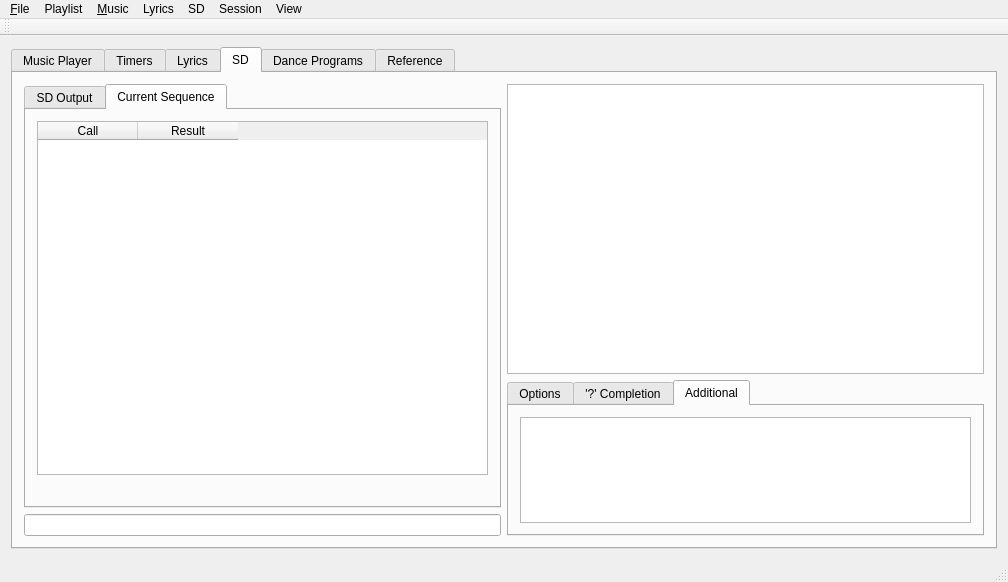
mpogue2/SquareDesk, file SquareDesk-DEV/test123/mainwindow.ui: the form before one commit.
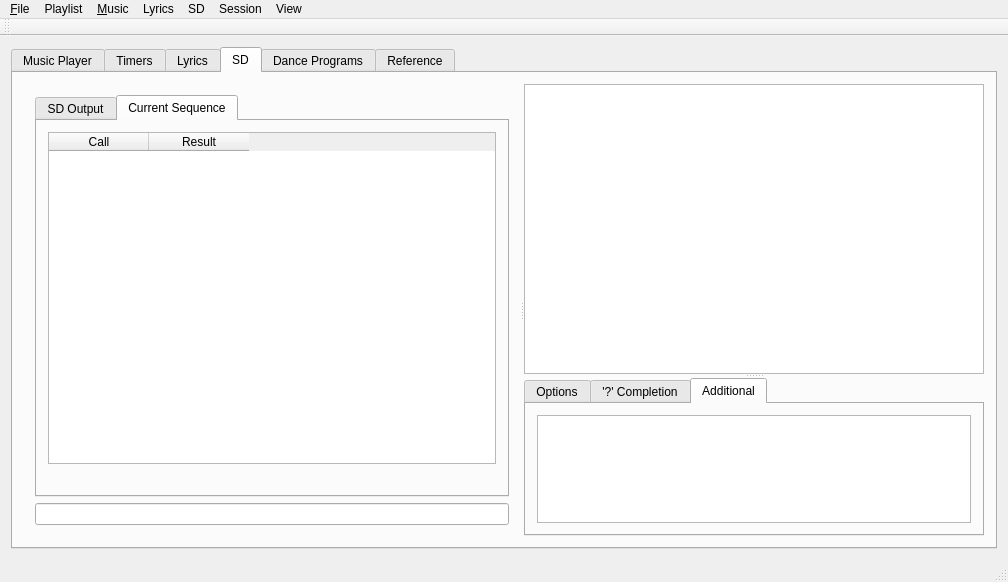
The form after the commit. The open tabs and pages were chosen to show the change. Custom widgets are drawn as their Qt base class.

Commit message: ability to drag resize the SD checker view. Closes #512

```diff
--- a/SquareDesk-DEV/test123/mainwindow.ui
+++ b/SquareDesk-DEV/test123/mainwindow.ui
@@ -1566,8 +1566,15 @@
        <attribute name="title">
         <string>SD</string>
        </attribute>
-       <layout class="QHBoxLayout" name="horizontalLayout_7">
+       <layout class="QVBoxLayout" name="verticalLayout_12">
         <item>
+         <layout class="QVBoxLayout" name="verticalLayout_11">
+          <item>
+           <widget class="QSplitter" name="splitter_3">
+            <property name="orientation">
+             <enum>Qt::Horizontal</enum>
+            </property>
+            <widget class="QWidget" name="">
          <layout class="QVBoxLayout" name="verticalLayout_4">
           <item>
            <widget class="QTabWidget" name="tabWidget_2">
@@ -1628,11 +1635,12 @@
            <widget class="SDLineEdit" name="lineEditSDInput"/>
           </item>
          </layout>
-        </item>
-        <item>
-         <layout class="QVBoxLayout" name="verticalLayoutSDStatus">
-          <item>
-           <widget class="QGraphicsView" name="graphicsViewSDFormation">
+            </widget>
+            <widget class="QSplitter" name="splitter">
+             <property name="orientation">
+              <enum>Qt::Vertical</enum>
+             </property>
+             <widget class="SquareDancerScene" name="graphicsViewSDFormation">
             <property name="sizePolicy">
              <sizepolicy hsizetype="Minimum" vsizetype="Minimum">
               <horstretch>0</horstretch>
@@ -1652,8 +1660,6 @@
              <enum>Qt::ScrollBarAlwaysOff</enum>
             </property>
            </widget>
-          </item>
-          <item>
            <widget class="QTabWidget" name="tabWidgetSDMenuOptions">
             <property name="currentIndex">
              <number>2</number>
@@ -1699,6 +1705,8 @@
              </layout>
             </widget>
            </widget>
+            </widget>
+           </widget>
           </item>
          </layout>
         </item>
@@ -3251,6 +3259,11 @@
    <extends>QLineEdit</extends>
    <header location="global">sdlineedit.h</header>
   </customwidget>
+  <customwidget>
+   <class>SquareDancerScene</class>
+   <extends>QGraphicsView</extends>
+   <header location="global">squaredancerscene.h</header>
+  </customwidget>
  </customwidgets>
  <tabstops>
   <tabstop>typeSearch</tabstop>
```
Left out of the diff: 2 changed lines with no effect on the pictures. Lines whose indentation alone changed are shown as unchanged. The commit also changes 3 other files.
